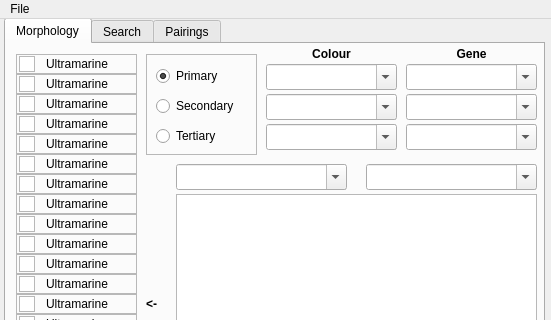
This is mainwindow.ui in TheCalpolMan/flight-rising-breeding-tracker as Qt 5 draws it before an edit; both pictures show x 0 to 551 and y 0 to 320 of the 551 by 600 pixel window. The edited form follows.
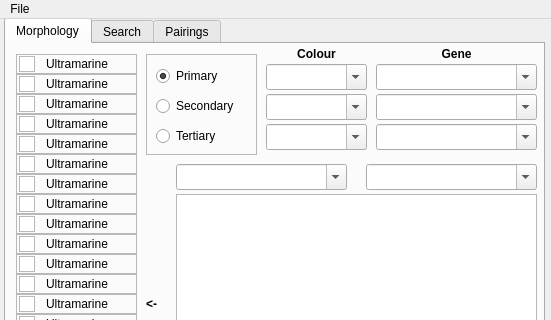
This is the edited form. Custom widgets are drawn as their Qt base class.

Diff of the .ui file:
```diff
--- a/mainwindow.ui
+++ b/mainwindow.ui
@@ -1013,7 +1013,7 @@
        <rect>
         <x>260</x>
         <y>20</y>
-        <width>131</width>
+        <width>101</width>
         <height>26</height>
        </rect>
       </property>
@@ -1097,7 +1097,7 @@
        <rect>
         <x>260</x>
         <y>50</y>
-        <width>131</width>
+        <width>101</width>
         <height>26</height>
        </rect>
       </property>
@@ -1110,7 +1110,7 @@
        <rect>
         <x>260</x>
         <y>80</y>
-        <width>131</width>
+        <width>101</width>
         <height>26</height>
        </rect>
       </property>
@@ -1121,9 +1121,9 @@
      <widget class="QComboBox" name="tertiarygenecombobox">
       <property name="geometry">
        <rect>
-        <x>400</x>
+        <x>370</x>
         <y>80</y>
-        <width>131</width>
+        <width>161</width>
         <height>26</height>
        </rect>
       </property>
@@ -1134,9 +1134,9 @@
      <widget class="QComboBox" name="secondarygenecombobox">
       <property name="geometry">
        <rect>
-        <x>400</x>
+        <x>370</x>
         <y>50</y>
-        <width>131</width>
+        <width>161</width>
         <height>26</height>
        </rect>
       </property>
@@ -1147,9 +1147,9 @@
      <widget class="QComboBox" name="primarygenecombobox">
       <property name="geometry">
        <rect>
-        <x>400</x>
+        <x>370</x>
         <y>20</y>
-        <width>131</width>
+        <width>161</width>
         <height>26</height>
        </rect>
       </property>
@@ -1207,7 +1207,7 @@
        <rect>
         <x>260</x>
         <y>0</y>
-        <width>131</width>
+        <width>101</width>
         <height>20</height>
        </rect>
       </property>
@@ -1218,9 +1218,9 @@
      <widget class="QLabel" name="label_6">
       <property name="geometry">
        <rect>
-        <x>400</x>
+        <x>370</x>
         <y>0</y>
-        <width>131</width>
+        <width>161</width>
         <height>20</height>
        </rect>
       </property>
```
